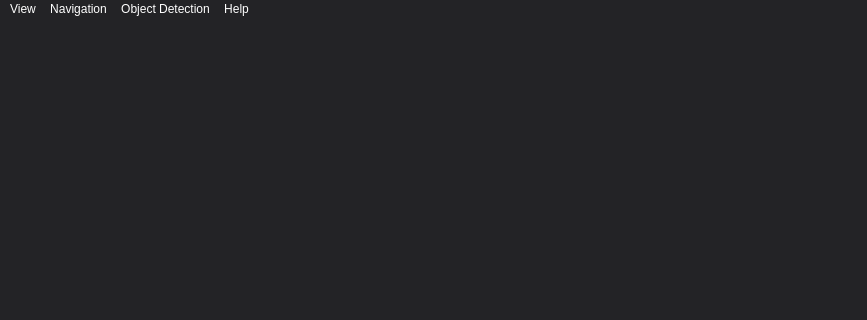
Before: the Qt Designer form GUI/ui_mainWindow.ui in Tobias-Mauritzon/DAT067, drawn with Qt 5; both pictures show x 0 to 867 and y 0 to 320 of the 867 by 587 pixel window.
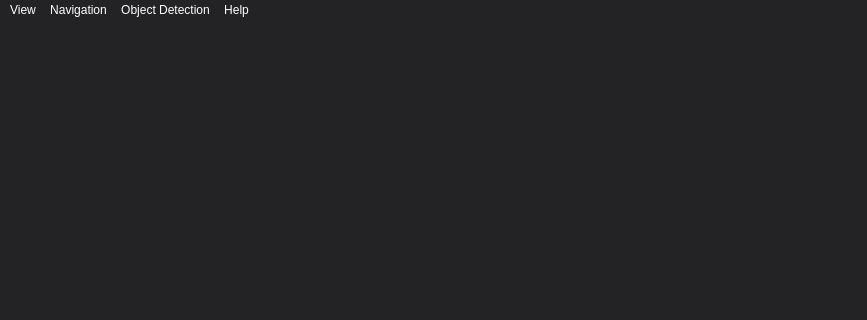
After: the same form once the commit is applied.

What changed in the file:
```diff
--- a/GUI/ui_mainWindow.ui
+++ b/GUI/ui_mainWindow.ui
@@ -22,22 +22,7 @@
 	background-color: rgb(35, 35, 38);
 }
 
-QMenuBar{
-	background-color: rgb(35, 35, 38);
-	color: white;
-}
 
-QMenuBar::item::selected {
-	background-color: rgb(51, 55, 61);
-}
-
-/*QMenu*/
-QMenu{
-	background-color: rgb(51, 55, 61);
-	color: white;
-	selection-color: black;
-	selection-background-color: #E4E4E5;
-}
 
 
 /* VERTICAL SCROLLBAR */
@@ -212,7 +197,24 @@
     </rect>
    </property>
    <property name="styleSheet">
-    <string notr="true"/>
+    <string notr="true">/*QMenu*/
+QMenu{
+	background-color: rgb(51, 55, 61);
+	color: white;
+	selection-color: black;
+	selection-background-color: #E4E4E5;
+}
+
+QMenuBar::item{
+	background-color: rgb(35, 35, 38);
+	color: white;
+}
+
+QMenuBar::item::selected {
+	background-color: rgb(51, 55, 61);
+}
+
+</string>
    </property>
    <widget class="QMenu" name="menuView">
     <property name="autoFillBackground">
```
Left out of the diff: 9 changed lines with no effect on the pictures.
